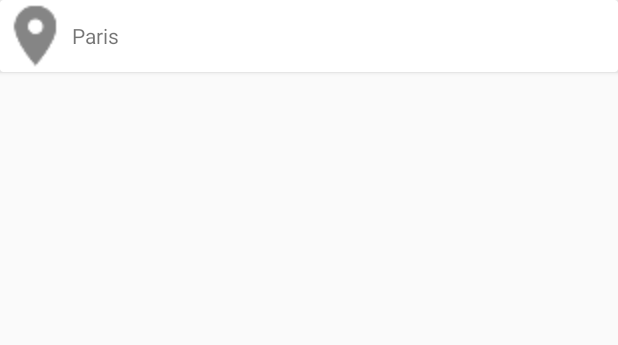
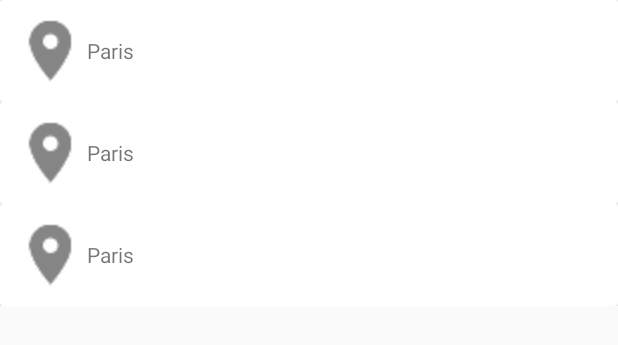
Before and after one commit to antoinetrouve/Weather, an Android app: the layout fragment_city.xml on its own in the app's theme, with its tools: preview values and no code run, on a phone screen of 412 x 824 dp. Shown: the top 345 px of the screen. Run offline under Robolectric (Android 15) with nearby library versions, the phone set to English and light mode, and no system bars.

```diff
--- a/app/src/main/java/com/antoinetrouve/weather/city/CityAdapter.kt
+++ b/app/src/main/java/com/antoinetrouve/weather/city/CityAdapter.kt
@@ -11,11 +11,13 @@ import com.antoinetrouve.weather.R
 class CityAdapter(private val cities: List<City>,
                   private val  cityListener: CityAdapter.CityItemListener)
     : RecyclerView.Adapter<CityAdapter.ViewHolder>(), View.OnClickListener {
+
     interface CityItemListener {
 
         fun onCitySelected(city: City)
         fun onCityDeleted(city: City)
     }
+
     class ViewHolder(itemView: View) : RecyclerView.ViewHolder(itemView) {
         val cardView = itemView.findViewById<CardView>(R.id.card_view)!!
         val cityNameView = itemView.findViewById<TextView>(R.id.name)!!
--- a/app/src/main/res/layout/item_city.xml
+++ b/app/src/main/res/layout/item_city.xml
@@ -3,7 +3,7 @@
     xmlns:android="http://schemas.android.com/apk/res/android"
     xmlns:tools="http://schemas.android.com/tools"
     android:layout_width="match_parent"
-    android:layout_height="match_parent">
+    android:layout_height="wrap_content">
 
     <android.support.v7.widget.CardView
         android:id="@+id/card_view"
@@ -12,12 +12,15 @@
 
         <RelativeLayout
             android:layout_width="match_parent"
-            android:layout_height="wrap_content">
+            android:layout_height="wrap_content"
+            android:padding="10dp">
+
             <ImageView
                 android:id="@+id/icon"
                 android:layout_width="48dp"
                 android:layout_height="48dp"
-                android:src="@drawable/ic_place_black_48dp"/>*
+                android:src="@drawable/ic_place_black_48dp"/>
+
             <TextView
                 android:id="@+id/name"
                 android:layout_width="wrap_content"
```
Also changed, not shown: app/src/main/java/com/antoinetrouve/weather/Database.kt (+23 -4 lines), app/src/main/java/com/antoinetrouve/weather/city/CityFragment.kt (+5 -3 lines).
